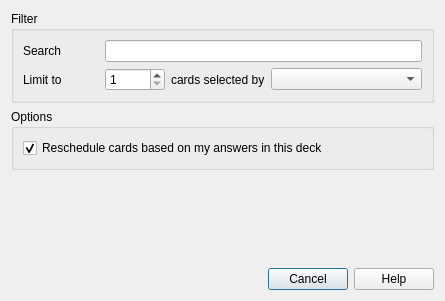
First picture: the form in designer/dyndconf.ui, repository ankitects/anki, before the edit.
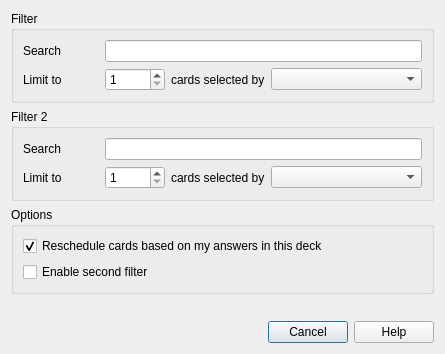
Second picture: the form after the edit.

Commit message: support a second filter in filtered decks

Patch:
```diff
--- a/designer/dyndconf.ui
+++ b/designer/dyndconf.ui
@@ -7,7 +7,7 @@
     <x>0</x>
     <y>0</y>
     <width>445</width>
-    <height>301</height>
+    <height>354</height>
    </rect>
   </property>
   <property name="windowTitle">
@@ -66,6 +66,58 @@
      </layout>
     </widget>
    </item>
+   <item>
+    <widget class="QGroupBox" name="filter2group">
+     <property name="title">
+      <string>Filter 2</string>
+     </property>
+     <layout class="QGridLayout" name="gridLayout_3">
+      <item row="1" column="0">
+       <widget class="QLabel" name="label_6">
+        <property name="text">
+         <string>Limit to</string>
+        </property>
+       </widget>
+      </item>
+      <item row="1" column="3" colspan="2">
+       <widget class="QComboBox" name="order_2"/>
+      </item>
+      <item row="0" column="1" colspan="4">
+       <widget class="QLineEdit" name="search_2"/>
+      </item>
+      <item row="0" column="0">
+       <widget class="QLabel" name="label_3">
+        <property name="text">
+         <string>Search</string>
+        </property>
+       </widget>
+      </item>
+      <item row="1" column="1">
+       <widget class="QSpinBox" name="limit_2">
+        <property name="maximumSize">
+         <size>
+          <width>60</width>
+          <height>16777215</height>
+         </size>
+        </property>
+        <property name="minimum">
+         <number>1</number>
+        </property>
+        <property name="maximum">
+         <number>99999</number>
+        </property>
+       </widget>
+      </item>
+      <item row="1" column="2">
+       <widget class="QLabel" name="label_4">
+        <property name="text">
+         <string>cards selected by</string>
+        </property>
+       </widget>
+      </item>
+     </layout>
+    </widget>
+   </item>
    <item>
     <widget class="QGroupBox" name="groupBox_2">
      <property name="title">
@@ -82,6 +134,13 @@
         </property>
        </widget>
       </item>
+      <item row="1" column="0">
+       <widget class="QCheckBox" name="secondFilter">
+        <property name="text">
+         <string>Enable second filter</string>
+        </property>
+       </widget>
+      </item>
      </layout>
     </widget>
    </item>
```
Left out of the diff: 20 changed lines with no effect on the pictures. The commit also changes 3 other files.
